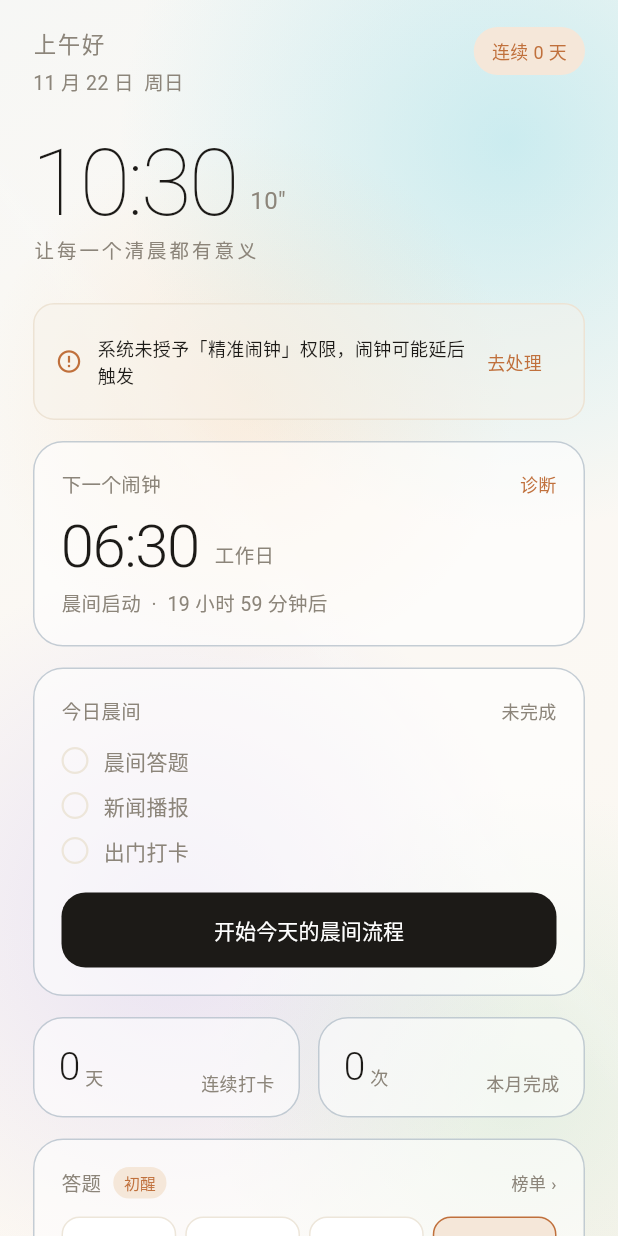
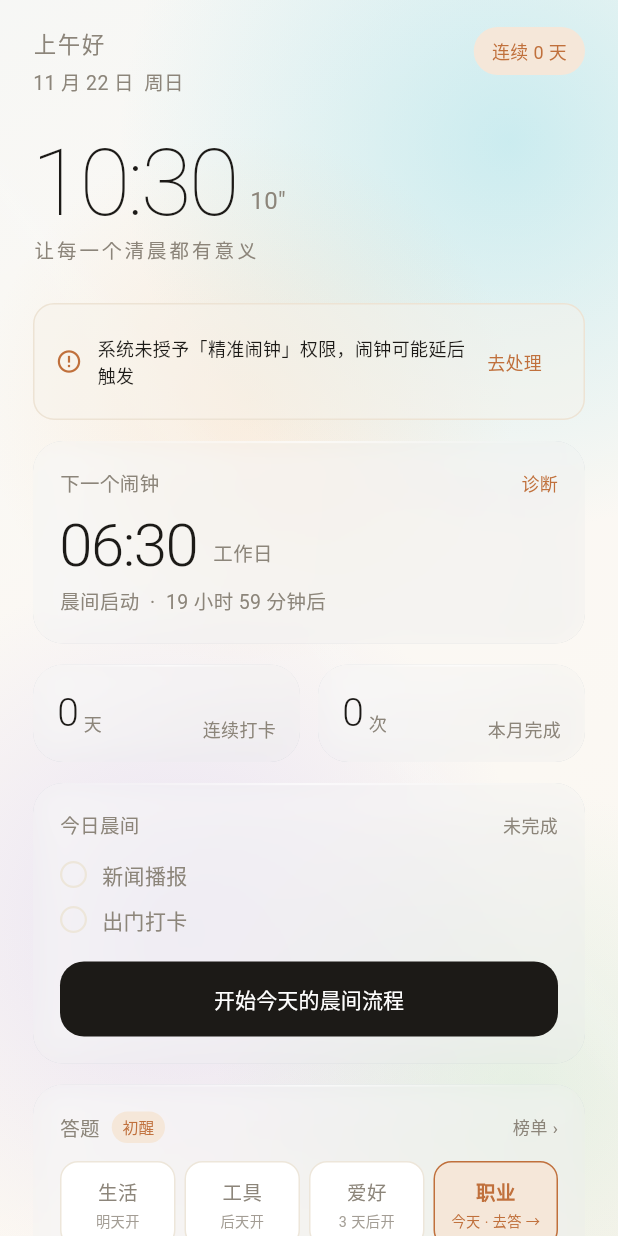
Before and after one commit to xia259214-beep/morning-app, a Flutter app: the HomePage widget shown alone on an empty page, opened directly with empty values, on a phone screen of 412 x 824 dp. Run offline on Flutter 3.47's test engine with Material 3 defaults, Android fonts, the phone set to English and light mode, and no system bars; accounts and stored records are empty; network calls fail.

Commit message:
v1.13.6: 首页改版——今日晨间只留新闻播报/出门打卡，连续打卡/本月完成上移到上方一排，卡片升级为真玻璃质感（模糊+渐变+高光描边+顶部反光）

```diff
--- a/lib/pages_home.dart
+++ b/lib/pages_home.dart
@@ -4,6 +4,7 @@ import 'package:flutter/material.dart';
 
 import 'core.dart';
 import 'focus.dart';
+import 'glass.dart';
 import 'journal.dart';
 import 'pages_more.dart';
 import 'pages_quiz.dart';
@@ -215,6 +216,17 @@ class _HomePageState extends State<HomePage> {
 
           const SizedBox(height: 14),
 
+          // 小数据（v1.13.6：抬到「今日晨间」上面那一排）
+          Row(
+            children: [
+              Expanded(child: _stat('连续打卡', '${Store.streak}', '天')),
+              const SizedBox(width: 12),
+              Expanded(child: _stat('本月完成', '${_monthCount()}', '次')),
+            ],
+          ),
+
+          const SizedBox(height: 14),
+
           // 今日晨间
           _Panel(
             child: Column(
@@ -234,11 +246,7 @@ class _HomePageState extends State<HomePage> {
                   ],
                 ),
                 const SizedBox(height: 14),
-                _stepRow('晨间答题', day.quizTotal > 0,
-                    // 「0/3」紧挨着右边的「已完成」，会被读成「三步里完成了 0 步」。
-                    // 这里只报知识题答对几道，避免与步骤进度混淆。
-                    day.quizTotal == 0 ? '' : '对 ${day.quizCorrect} 道'),
-                const SizedBox(height: 10),
+                // v1.13.6：晨间流程已去掉答题，今日晨间只留「新闻播报 / 出门打卡」。
                 _stepRow('新闻播报', day.news > 0, ''),
                 const SizedBox(height: 10),
                 _stepRow('出门打卡', day.checkedIn, ''),
@@ -258,17 +266,6 @@ class _HomePageState extends State<HomePage> {
                 ),
               ],
             ),
-          ),
-
-          const SizedBox(height: 14),
-
-          // 小数据
-          Row(
-            children: [
-              Expanded(child: _stat('连续打卡', '${Store.streak}', '天')),
-              const SizedBox(width: 12),
-              Expanded(child: _stat('本月完成', '${_monthCount()}', '次')),
-            ],
           ),
 
           const SizedBox(height: 14),
@@ -520,10 +517,11 @@ class _HomePageState extends State<HomePage> {
   }
 }
 
-/// 统一的卡片容器（白底、细线、温和圆角）
+/// 统一卡片容器（v1.13.6：从「半透明色块 + 细线」升级成真正的玻璃卡——
+/// 背景真模糊 + 斜向渐变 + 高光描边 + 顶部一道反光，边缘轮廓更明确）
 class _Panel extends StatelessWidget {
   final Widget child;
-  final EdgeInsets padding;
+  final EdgeInsetsGeometry padding;
 
   const _Panel({
     required this.child,
@@ -532,13 +530,10 @@ class _Panel extends StatelessWidget {
 
   @override
   Widget build(BuildContext context) {
-    return Container(
+    return GlassCard(
       padding: padding,
-      decoration: BoxDecoration(
-        color: AppColor.glassCard,
-        borderRadius: BorderRadius.circular(20),
-        border: Border.all(color: AppColor.glassEdge),
-      ),
+      margin: EdgeInsets.zero,
+      radius: 20,
       child: child,
     );
   }
--- a/pubspec.yaml
+++ b/pubspec.yaml
@@ -2,7 +2,7 @@ name: morning
 description: "晨序 MORNING —— 让每一个清晨都有意义。Android 智能闹钟与晨间流程 App（V1）。"
 publish_to: 'none'
 
-version: 1.13.5+26
+version: 1.13.6+27
 
 environment:
   sdk: ^3.5.4
```
Also changed, not shown: 1 other file.
